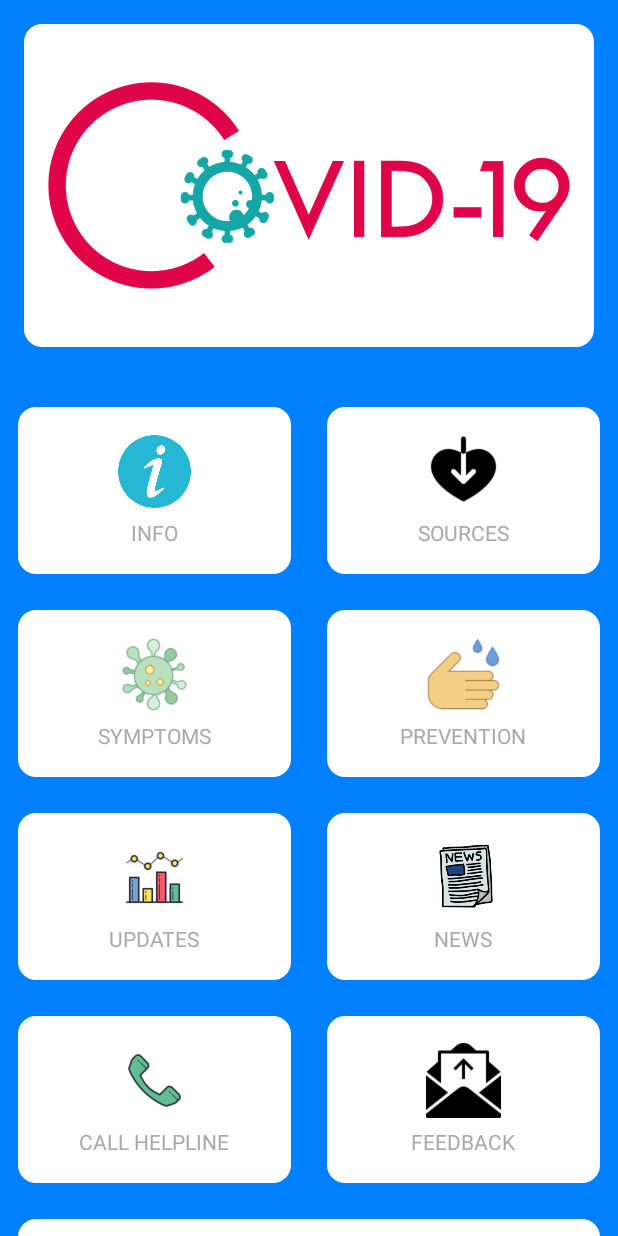
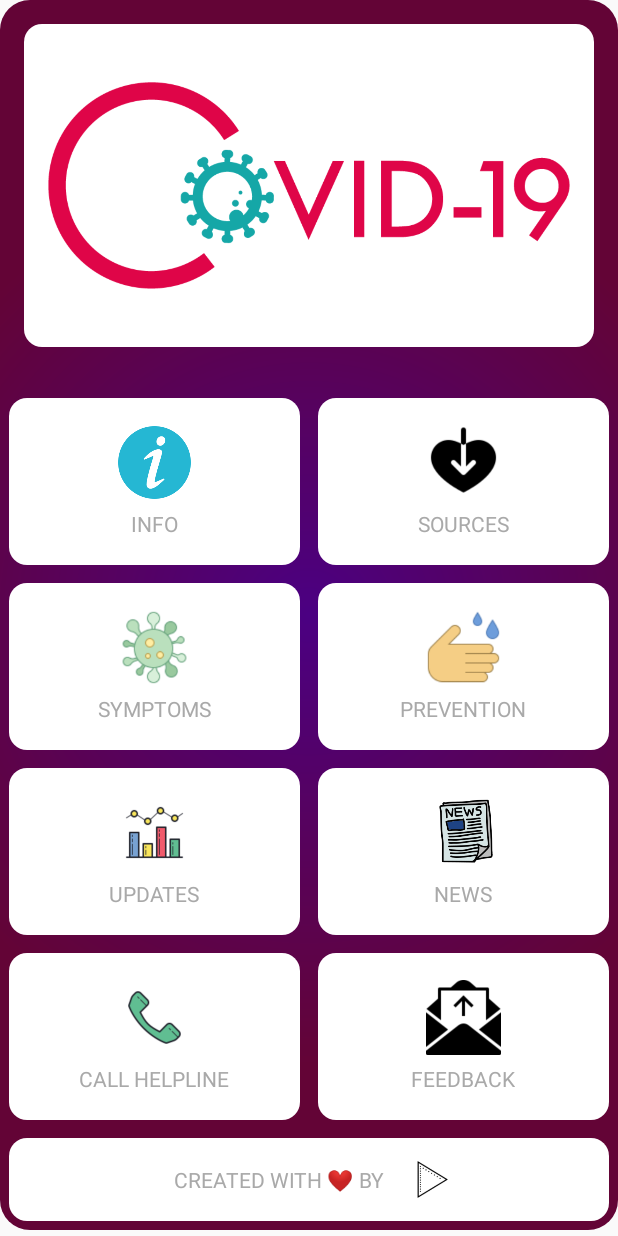
Before and after one commit to Athe1stB/COVID19, an Android app: the screen it shows after launch (MainActivity), on a phone screen of 412 x 824 dp. Run offline under Robolectric (Android 15) with nearby library versions, the phone set to English and light mode, and no system bars.

Commit message:
Added new UI

```diff
--- a/app/build.gradle
+++ b/app/build.gradle
@@ -20,6 +20,7 @@ android {
 }
 
 dependencies {
+    implementation 'com.jjoe64:graphview:4.2.2'
     implementation fileTree(dir: 'libs', include: ['*.jar'])
     implementation 'androidx.appcompat:appcompat:1.0.2'
     implementation 'androidx.constraintlayout:constraintlayout:1.1.3'
--- a/app/src/main/AndroidManifest.xml
+++ b/app/src/main/AndroidManifest.xml
@@ -1,5 +1,6 @@
 <?xml version="1.0" encoding="utf-8"?>
 <manifest xmlns:android="http://schemas.android.com/apk/res/android"
+    xmlns:tools="http://schemas.android.com/tools"
     package="com.example.covid19">
 
     <uses-permission android:name="android.permission.INTERNET" />
--- a/app/src/main/res/drawable/backroot.xml
+++ b/app/src/main/res/drawable/backroot.xml
@@ -1,13 +1,15 @@
 <?xml version="1.0" encoding="utf-8"?>
-<shape android:shape="rectangle"
-    xmlns:android="http://schemas.android.com/apk/res/android" >
 
+<shape
+    xmlns:android="http://schemas.android.com/apk/res/android"
+    android:shape="rectangle">
+    <corners
+        android:radius="20dp" />
     <gradient
         android:type="radial"
-        android:gradientRadius="600dp"
-        android:endColor="@color/yellow"
-        android:startColor="@color/colorPrimaryDark"/>
-    <corners
-        android:radius="12dp"/>
+        android:gradientRadius="300dp"
+        android:startColor="@color/purple"
+        android:endColor="#630436"
+        />
 
 </shape>
--- a/app/src/main/res/layout/activity_main.xml
+++ b/app/src/main/res/layout/activity_main.xml
@@ -2,7 +2,7 @@
 <ScrollView android:layout_width="match_parent"
     android:layout_height="wrap_content"
     xmlns:android="http://schemas.android.com/apk/res/android"
-    android:background="@color/blue">
+    android:background="@drawable/backroot">
 
     <LinearLayout android:layout_width="match_parent"
         android:layout_height="wrap_content"
@@ -21,7 +21,6 @@
 </LinearLayout>
         <LinearLayout
             android:layout_width="match_parent"
-            android:background="@color/blue"
             android:paddingTop="12dp"
             android:layout_height="wrap_content"
             android:orientation="horizontal">
@@ -60,7 +59,6 @@
         <LinearLayout
             android:layout_width="match_parent"
             android:layout_height="wrap_content"
-            android:background="@color/blue"
             android:orientation="horizontal">
             <FrameLayout
                 style="@style/maincard">
@@ -96,7 +94,6 @@
     <LinearLayout
         android:layout_width="match_parent"
         android:layout_height="wrap_content"
-        android:background="@color/blue"
         android:orientation="horizontal">
         <FrameLayout
             style="@style/maincard">
@@ -134,7 +131,6 @@
     <LinearLayout
         android:layout_width="match_parent"
         android:layout_height="wrap_content"
-        android:background="@color/blue"
         android:orientation="horizontal">
         <FrameLayout
             style="@style/maincard">
@@ -169,8 +165,7 @@
 
 <LinearLayout
     android:layout_width="match_parent"
-    android:layout_height="wrap_content"
-    android:background="@color/blue">
+    android:layout_height="wrap_content">
     <FrameLayout
         style="@style/maincard">
         <LinearLayout
--- a/app/src/main/res/layout/activity_media.xml
+++ b/app/src/main/res/layout/activity_media.xml
@@ -19,6 +19,7 @@
             android:src="@drawable/redlogo"
             android:layout_height="200dp"/>
 
+
     <TextView
         style="@style/card1"
         android:text="@string/learn"
--- a/app/src/main/res/layout/activity_updates.xml
+++ b/app/src/main/res/layout/activity_updates.xml
@@ -1,7 +1,7 @@
 <?xml version="1.0" encoding="utf-8"?>
 <ScrollView
     android:layout_width="match_parent"
-    android:layout_height="wrap_content"
+    android:layout_height="match_parent"
     xmlns:android="http://schemas.android.com/apk/res/android"
     android:background="@color/mag10">
     <LinearLayout
--- a/app/src/main/res/values/styles.xml
+++ b/app/src/main/res/values/styles.xml
@@ -61,7 +61,7 @@
 
 
     <style name="LinearlCard">
-        <item name="android:layout_width">wrap_content</item>
+        <item name="android:layout_width">0dp</item>
         <item name="android:layout_height">wrap_content</item>
         <item name="android:background">@drawable/card</item>
         <item name="android:layout_margin">12dp</item>
@@ -75,7 +75,7 @@
         <item name="android:background">@drawable/card</item>
         <item name="android:layout_weight">1</item>
         <item name="android:gravity">center</item>
-        <item name="android:layout_margin">12dp</item>
+        <item name="android:layout_margin">6dp</item>
         <item name="android:orientation">vertical</item>
     </style>
 
```
Also changed, not shown: app/src/main/java/com/example/covid19/MainActivity.java (+5 -7 lines), app/src/main/java/com/example/covid19/city.java (+39 -0 lines), app/src/main/java/com/example/covid19/media.java (+11 -1 lines), app/src/main/java/com/example/covid19/mediaAdapter.java (+9 -2 lines), app/src/main/java/com/example/covid19/randomstats.java (+45 -10 lines), app/src/main/res/drawable/graycard.xml (added, +10 -0 lines), app/src/main/res/layout/activity_district.xml (+11 -3 lines), app/src/main/res/layout/activity_randomstats.xml (+25 -11 lines).
